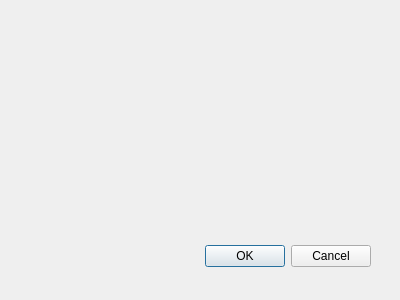
Qt form dialogrespset.ui (jingjunlai/QtProj) before a commit.
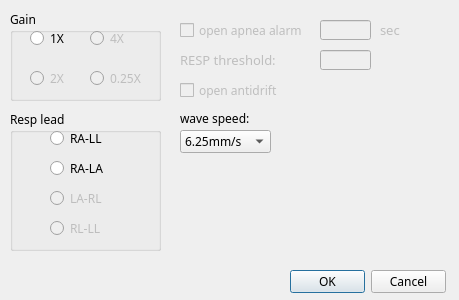
The same form after that commit.

What changed in the file:
```diff
--- a/dialogrespset.ui
+++ b/dialogrespset.ui
@@ -8,20 +8,25 @@
    <rect>
     <x>0</x>
     <y>0</y>
-    <width>400</width>
+    <width>459</width>
     <height>300</height>
    </rect>
   </property>
+  <property name="font">
+   <font>
+    <family>微软雅黑</family>
+   </font>
+  </property>
   <property name="windowTitle">
    <string>Dialog</string>
   </property>
   <widget name="buttonBox" class="QDialogButtonBox">
    <property name="geometry">
     <rect>
-     <x>30</x>
-     <y>240</y>
-     <width>341</width>
-     <height>32</height>
+     <x>290</x>
+     <y>270</y>
+     <width>156</width>
+     <height>23</height>
     </rect>
    </property>
    <property name="orientation">
@@ -31,6 +36,304 @@
     <set>QDialogButtonBox::Cancel|QDialogButtonBox::Ok</set>
    </property>
   </widget>
+  <widget class="QGroupBox" name="groupBox">
+   <property name="geometry">
+    <rect>
+     <x>10</x>
+     <y>10</y>
+     <width>151</width>
+     <height>91</height>
+    </rect>
+   </property>
+   <property name="title">
+    <string>Gain</string>
+   </property>
+   <widget class="QRadioButton" name="radioButton1X">
+    <property name="geometry">
+     <rect>
+      <x>20</x>
+      <y>20</y>
+      <width>35</width>
+      <height>16</height>
+     </rect>
+    </property>
+    <property name="text">
+     <string>1X</string>
+    </property>
+   </widget>
+   <widget class="QRadioButton" name="radioButton4X">
+    <property name="enabled">
+     <bool>false</bool>
+    </property>
+    <property name="geometry">
+     <rect>
+      <x>80</x>
+      <y>20</y>
+      <width>35</width>
+      <height>16</height>
+     </rect>
+    </property>
+    <property name="text">
+     <string>4X</string>
+    </property>
+   </widget>
+   <widget class="QRadioButton" name="radioButton2X">
+    <property name="enabled">
+     <bool>false</bool>
+    </property>
+    <property name="geometry">
+     <rect>
+      <x>20</x>
+      <y>60</y>
+      <width>35</width>
+      <height>16</height>
+     </rect>
+    </property>
+    <property name="text">
+     <string>2X</string>
+    </property>
+   </widget>
+   <widget class="QRadioButton" name="radioButton0_25X">
+    <property name="enabled">
+     <bool>false</bool>
+    </property>
+    <property name="geometry">
+     <rect>
+      <x>80</x>
+      <y>60</y>
+      <width>53</width>
+      <height>16</height>
+     </rect>
+    </property>
+    <property name="text">
+     <string>0.25X</string>
+    </property>
+   </widget>
+  </widget>
+  <widget class="QGroupBox" name="groupBox_2">
+   <property name="geometry">
+    <rect>
+     <x>10</x>
+     <y>110</y>
+     <width>151</width>
+     <height>141</height>
+    </rect>
+   </property>
+   <property name="title">
+    <string>Resp lead</string>
+   </property>
+   <widget class="QRadioButton" name="radioButtonRA_LL">
+    <property name="geometry">
+     <rect>
+      <x>40</x>
+      <y>20</y>
+      <width>53</width>
+      <height>16</height>
+     </rect>
+    </property>
+    <property name="text">
+     <string>RA-LL</string>
+    </property>
+   </widget>
+   <widget class="QRadioButton" name="radioButtonRA_LA">
+    <property name="geometry">
+     <rect>
+      <x>40</x>
+      <y>50</y>
+      <width>53</width>
+      <height>16</height>
+     </rect>
+    </property>
+    <property name="text">
+     <string>RA-LA</string>
+    </property>
+   </widget>
+   <widget class="QRadioButton" name="radioButtonLA_RL">
+    <property name="enabled">
+     <bool>false</bool>
+    </property>
+    <property name="geometry">
+     <rect>
+      <x>40</x>
+      <y>80</y>
+      <width>53</width>
+      <height>16</height>
+     </rect>
+    </property>
+    <property name="text">
+     <string>LA-RL</string>
+    </property>
+   </widget>
+   <widget class="QRadioButton" name="radioButtonRL_LL">
+    <property name="enabled">
+     <bool>false</bool>
+    </property>
+    <property name="geometry">
+     <rect>
+      <x>40</x>
+      <y>110</y>
+      <width>53</width>
+      <height>16</height>
+     </rect>
+    </property>
+    <property name="text">
+     <string>RL-LL</string>
+    </property>
+   </widget>
+  </widget>
+  <widget class="QCheckBox" name="checkBoxApnea">
+   <property name="enabled">
+    <bool>false</bool>
+   </property>
+   <property name="geometry">
+    <rect>
+     <x>180</x>
+     <y>20</y>
+     <width>130</width>
+     <height>21</height>
+    </rect>
+   </property>
+   <property name="text">
+    <string>open apnea alarm</string>
+   </property>
+  </widget>
+  <widget class="QLineEdit" name="lineEditApnea">
+   <property name="enabled">
+    <bool>false</bool>
+   </property>
+   <property name="geometry">
+    <rect>
+     <x>320</x>
+     <y>20</y>
+     <width>51</width>
+     <height>20</height>
+    </rect>
+   </property>
+  </widget>
+  <widget class="QLabel" name="label">
+   <property name="enabled">
+    <bool>false</bool>
+   </property>
+   <property name="geometry">
+    <rect>
+     <x>380</x>
+     <y>20</y>
+     <width>21</width>
+     <height>20</height>
+    </rect>
+   </property>
+   <property name="font">
+    <font>
+     <pointsize>10</pointsize>
+    </font>
+   </property>
+   <property name="text">
+    <string>sec</string>
+   </property>
+  </widget>
+  <widget class="QLabel" name="label_2">
+   <property name="enabled">
+    <bool>false</bool>
+   </property>
+   <property name="geometry">
+    <rect>
+     <x>180</x>
+     <y>50</y>
+     <width>111</width>
+     <height>20</height>
+    </rect>
+   </property>
+   <property name="font">
+    <font>
+     <pointsize>10</pointsize>
+    </font>
+   </property>
+   <property name="text">
+    <string>RESP threshold:</string>
+   </property>
+  </widget>
+  <widget class="QLineEdit" name="lineEditThreshold">
+   <property name="enabled">
+    <bool>false</bool>
+   </property>
+   <property name="geometry">
+    <rect>
+     <x>320</x>
+     <y>50</y>
+     <width>51</width>
+     <height>20</height>
+    </rect>
+   </property>
+  </widget>
+  <widget class="QCheckBox" name="checkBoxAntidrift">
+   <property name="enabled">
+    <bool>false</bool>
+   </property>
+   <property name="geometry">
+    <rect>
+     <x>180</x>
+     <y>80</y>
+     <width>102</width>
+     <height>21</height>
+    </rect>
+   </property>
+   <property name="text">
+    <string>open antidrift</string>
+   </property>
+  </widget>
+  <widget class="QComboBox" name="comboBoxWaveSpeed">
+   <property name="geometry">
+    <rect>
+     <x>180</x>
+     <y>130</y>
+     <width>91</width>
+     <height>23</height>
+    </rect>
+   </property>
+   <item>
+    <property name="text">
+     <string>6.25mm/s</string>
+    </property>
+   </item>
+   <item>
+    <property name="text">
+     <string>12.5mm/s</string>
+    </property>
+   </item>
+   <item>
+    <property name="text">
+     <string>25mm/s</string>
+    </property>
+   </item>
+   <item>
+    <property name="text">
+     <string>50mm/s</string>
+    </property>
+   </item>
+   <item>
+    <property name="text">
+     <string>100mm/s</string>
+    </property>
+   </item>
+   <item>
+    <property name="text">
+     <string>full speed</string>
+    </property>
+   </item>
+  </widget>
+  <widget class="QLabel" name="label_3">
+   <property name="geometry">
+    <rect>
+     <x>180</x>
+     <y>110</y>
+     <width>72</width>
+     <height>17</height>
+    </rect>
+   </property>
+   <property name="text">
+    <string>wave speed:</string>
+   </property>
+  </widget>
  </widget>
  <pixmapfunction/>
  <resources/>
```
Left out of the diff: 9 changed lines with no effect on the pictures.
